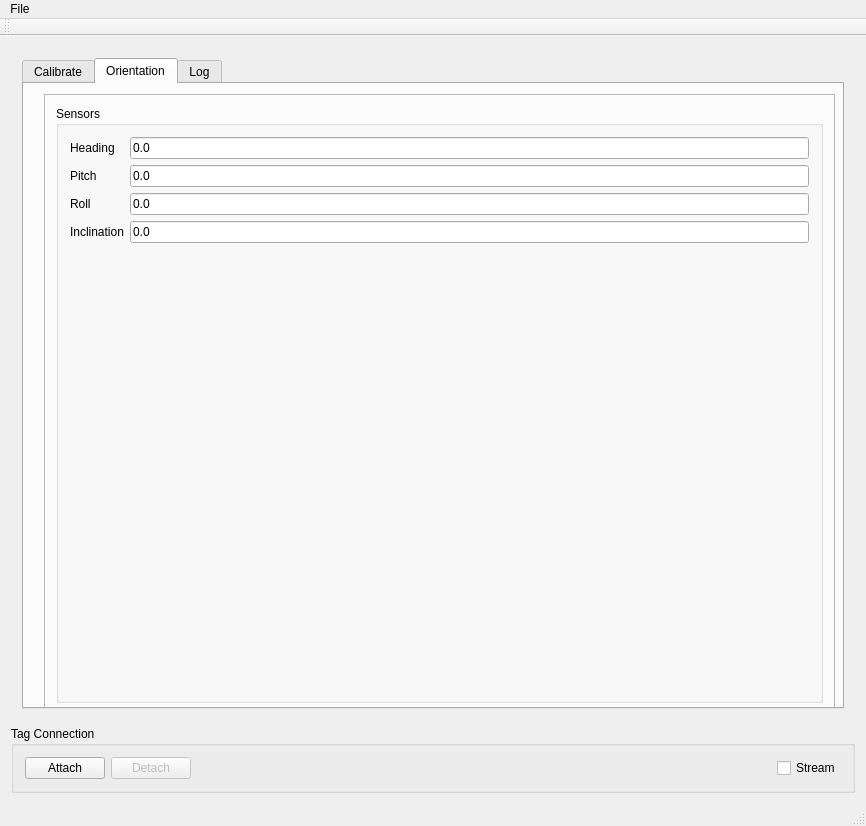
Qt form software/host/qtcalibrate/mainwindow.ui (tag-designs/software) before a commit.
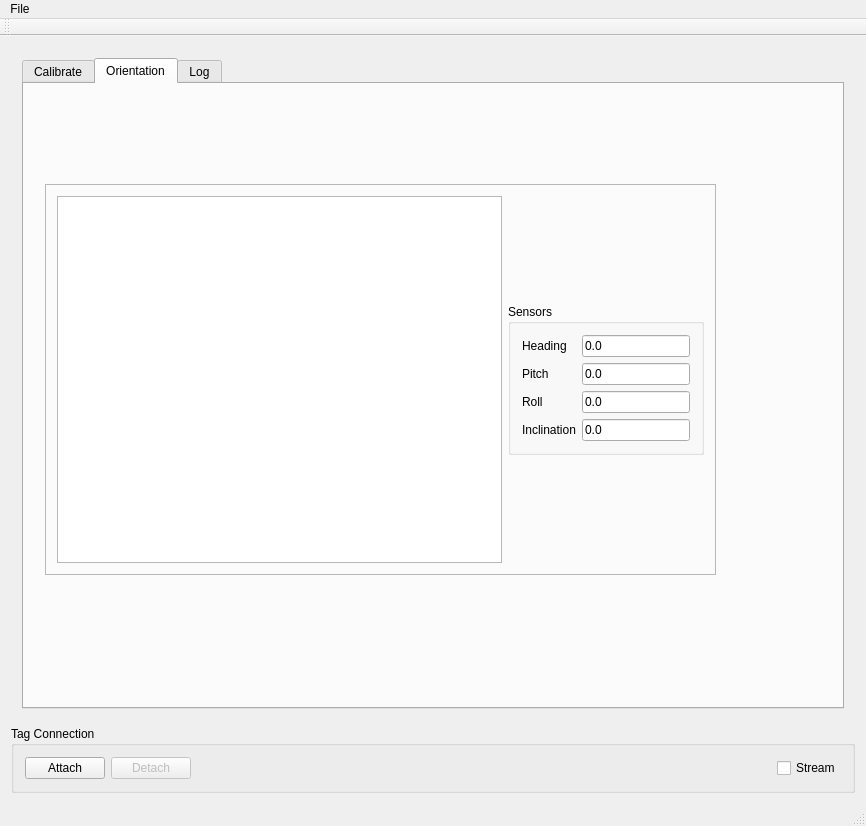
The same form after that commit. Custom widgets are drawn as their Qt base class.

What changed in the file:
```diff
--- a/software/host/qtcalibrate/mainwindow.ui
+++ b/software/host/qtcalibrate/mainwindow.ui
@@ -385,10 +385,10 @@
           <widget class="QFrame" name="frame">
            <property name="geometry">
             <rect>
-             <x>20</x>
-             <y>10</y>
-             <width>791</width>
-             <height>621</height>
+             <x>21</x>
+             <y>100</y>
+             <width>671</width>
+             <height>391</height>
             </rect>
            </property>
            <property name="sizePolicy">
@@ -404,8 +404,30 @@
             <enum>QFrame::Shadow::Raised</enum>
            </property>
            <layout class="QHBoxLayout" name="horizontalLayout_6">
+            <item>
+             <widget class="qfi_HI" name="hi_graphicsView">
+              <property name="sizePolicy">
+               <sizepolicy hsizetype="Preferred" vsizetype="Preferred">
+                <horstretch>0</horstretch>
+                <verstretch>0</verstretch>
+               </sizepolicy>
+              </property>
+              <property name="baseSize">
+               <size>
+                <width>256</width>
+                <height>256</height>
+               </size>
+              </property>
+             </widget>
+            </item>
             <item>
              <widget class="QGroupBox" name="groupBox_9">
+              <property name="sizePolicy">
+               <sizepolicy hsizetype="Fixed" vsizetype="Fixed">
+                <horstretch>0</horstretch>
+                <verstretch>0</verstretch>
+               </sizepolicy>
+              </property>
               <property name="title">
                <string>Sensors</string>
               </property>
@@ -651,6 +673,11 @@
    <header>myscatter3d.h</header>
    <container>1</container>
   </customwidget>
+  <customwidget>
+   <class>qfi_HI</class>
+   <extends>QGraphicsView</extends>
+   <header>qfi_HI.h</header>
+  </customwidget>
  </customwidgets>
  <resources/>
  <connections/>
```
